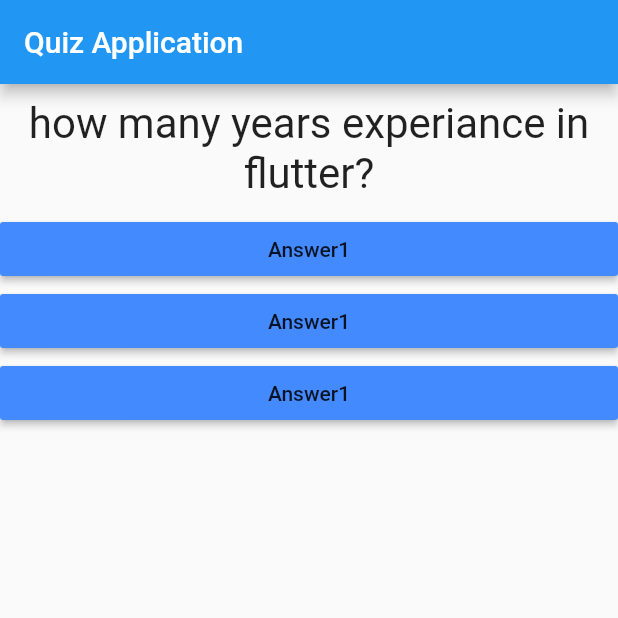
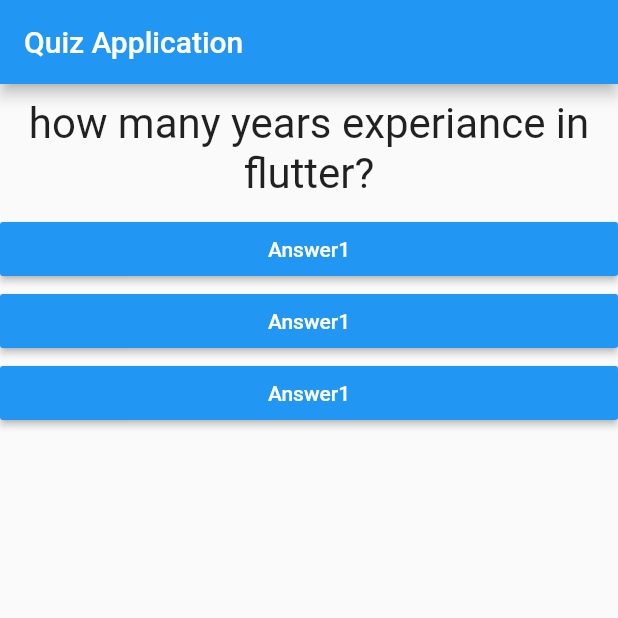
Before and after one commit to Hamjeth68/Flutter_App, a Flutter app: the screen it shows after launch, on a phone screen of 412 x 824 dp, the top half of it. Run offline on Flutter 3.47's test engine with Material 2 defaults, Android fonts, the phone set to English and light mode, and no system bars.

```diff
--- a/lib/answer.dart
+++ b/lib/answer.dart
@@ -12,7 +12,8 @@ class Answer extends StatelessWidget {
       child: RaisedButton(
         child: Text('Answer1'),
         onPressed: selectHandler,
-        color: Colors.blueAccent,
+        color: Colors.blue,
+        textColor: Colors.white,
       ),
     );
   }
```
